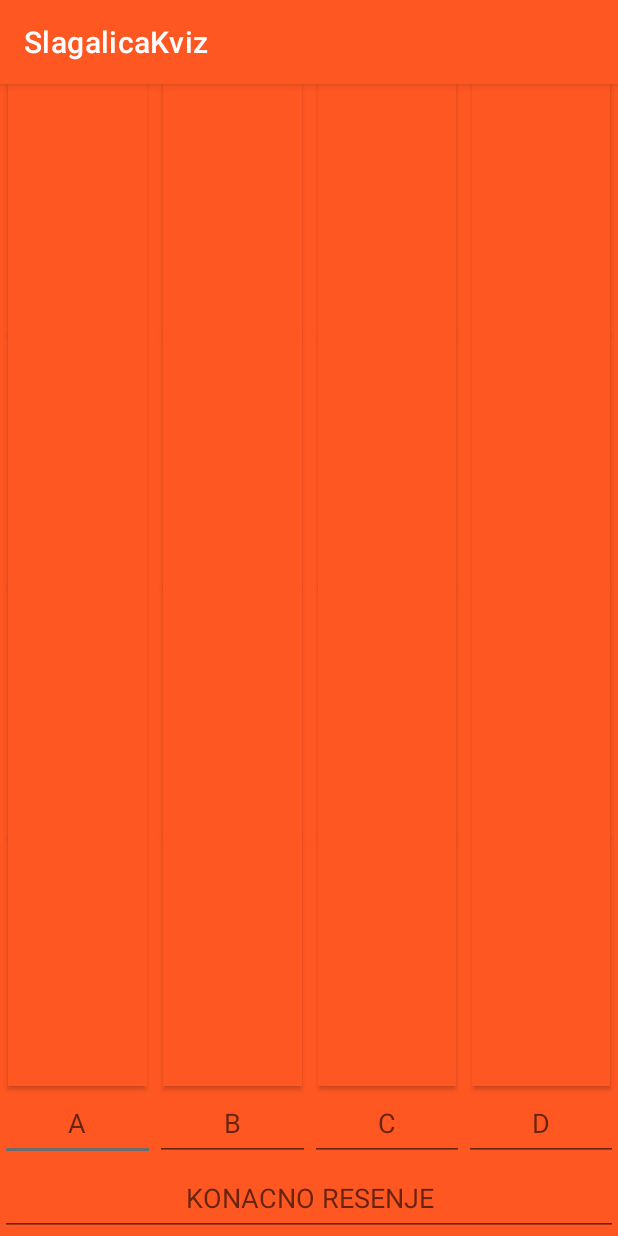
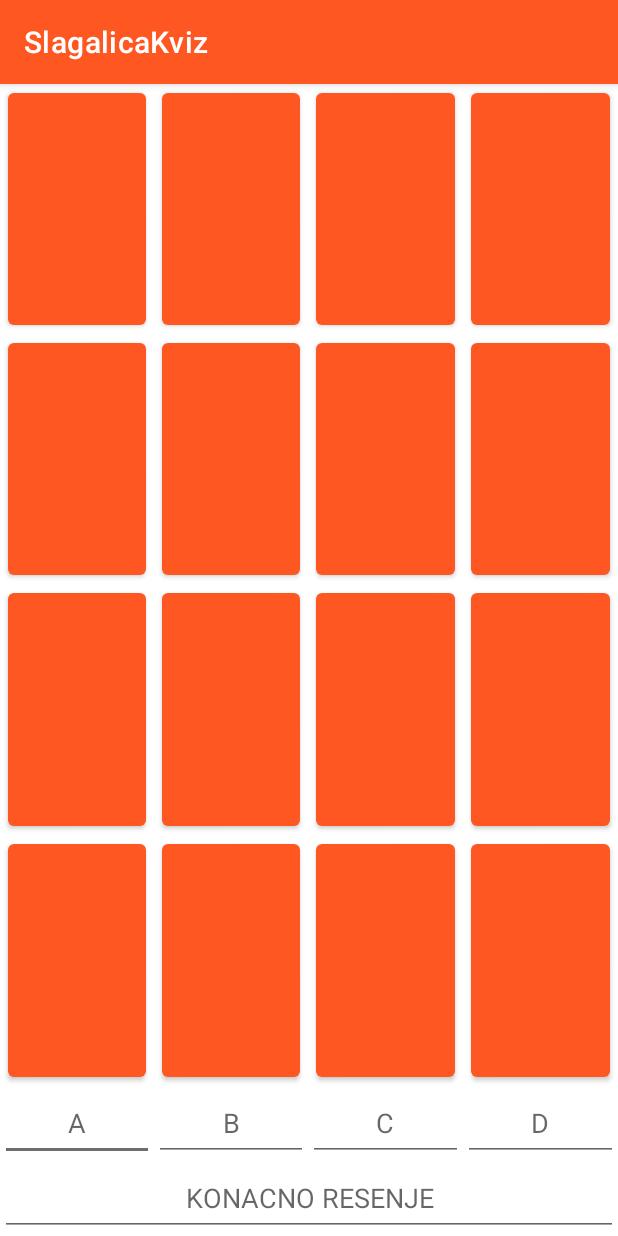
Before and after one commit to Nole35/SlagalicaKviz, an Android app: the Asocijacije screen opened directly, with no data from a screen before it, on a phone screen of 412 x 824 dp. Run offline under Robolectric (Android 15) with nearby library versions, the phone set to English and light mode, and no system bars.

Commit message:
prikaz igara popravljeno

```diff
--- a/app/src/main/res/layout/activity_asocijacije.xml
+++ b/app/src/main/res/layout/activity_asocijacije.xml
@@ -4,7 +4,6 @@
     xmlns:tools="http://schemas.android.com/tools"
     android:layout_width="match_parent"
     android:layout_height="match_parent"
-    android:background="@color/backgroundColor"
     tools:context=".Asocijacije">
 
     <LinearLayout
@@ -41,7 +40,6 @@
                     style="@style/ButtonStyleForGames"
                     android:layout_width="match_parent"
                     android:layout_height="wrap_content"
-                    android:background="@drawable/polje"
                     android:onClick="openField">
 
                 </Button>
@@ -51,7 +49,6 @@
                     style="@style/ButtonStyleForGames"
                     android:layout_width="match_parent"
                     android:layout_height="wrap_content"
-                    android:background="@drawable/polje"
                     android:onClick="openField">
 
                 </Button>
@@ -61,7 +58,6 @@
                     style="@style/ButtonStyleForGames"
                     android:layout_width="match_parent"
                     android:layout_height="wrap_content"
-                    android:background="@drawable/polje"
                     android:onClick="openField">
 
                 </Button>
@@ -71,7 +67,6 @@
                     style="@style/ButtonStyleForGames"
                     android:layout_width="match_parent"
                     android:layout_height="wrap_content"
-                    android:background="@drawable/polje"
                     android:onClick="openField" />
 
                 <EditText
@@ -97,7 +92,6 @@
                     style="@style/ButtonStyleForGames"
                     android:layout_width="match_parent"
                     android:layout_height="wrap_content"
-                    android:background="@drawable/polje"
                     android:onClick="openField" />
 
                 <Button
@@ -105,7 +99,6 @@
                     style="@style/ButtonStyleForGames"
                     android:layout_width="match_parent"
                     android:layout_height="wrap_content"
-                    android:background="@drawable/polje"
                     android:onClick="openField" />
 
                 <Button
@@ -113,7 +106,6 @@
                     style="@style/ButtonStyleForGames"
                     android:layout_width="match_parent"
                     android:layout_height="wrap_content"
-                    android:background="@drawable/polje"
                     android:onClick="openField" />
 
                 <Button
@@ -121,7 +113,6 @@
                     style="@style/ButtonStyleForGames"
                     android:layout_width="match_parent"
                     android:layout_height="wrap_content"
-                    android:background="@drawable/polje"
                     android:onClick="openField" />
 
                 <EditText
@@ -147,7 +138,6 @@
                     style="@style/ButtonStyleForGames"
                     android:layout_width="match_parent"
                     android:layout_height="wrap_content"
-                    android:background="@drawable/polje"
                     android:onClick="openField" />
 
                 <Button
@@ -155,7 +145,6 @@
                     style="@style/ButtonStyleForGames"
                     android:layout_width="match_parent"
                     android:layout_height="wrap_content"
-                    android:background="@drawable/polje"
                     android:onClick="openField" />
 
                 <Button
@@ -163,7 +152,6 @@
                     style="@style/ButtonStyleForGames"
                     android:layout_width="match_parent"
                     android:layout_height="wrap_content"
-                    android:background="@drawable/polje"
                     android:onClick="openField" />
 
                 <Button
@@ -171,7 +159,6 @@
                     style="@style/ButtonStyleForGames"
                     android:layout_width="match_parent"
                     android:layout_height="wrap_content"
-                    android:background="@drawable/polje"
                     android:onClick="openField" />
 
                 <EditText
@@ -197,7 +184,6 @@
                     style="@style/ButtonStyleForGames"
                     android:layout_width="match_parent"
                     android:layout_height="wrap_content"
-                    android:background="@drawable/polje"
                     android:onClick="openField" />
 
                 <Button
@@ -205,7 +191,6 @@
                     style="@style/ButtonStyleForGames"
                     android:layout_width="match_parent"
                     android:layout_height="wrap_content"
-                    android:background="@drawable/polje"
                     android:onClick="openField" />
 
                 <Button
@@ -213,7 +198,6 @@
                     style="@style/ButtonStyleForGames"
                     android:layout_width="match_parent"
                     android:layout_height="wrap_content"
-                    android:background="@drawable/polje"
                     android:onClick="openField" />
 
                 <Button
@@ -221,7 +205,6 @@
                     style="@style/ButtonStyleForGames"
                     android:layout_width="match_parent"
                     android:layout_height="wrap_content"
-                    android:background="@drawable/polje"
                     android:onClick="openField" />
 
                 <EditText
--- a/app/src/main/res/layout/activity_ko_zna_zna.xml
+++ b/app/src/main/res/layout/activity_ko_zna_zna.xml
@@ -4,7 +4,6 @@
     xmlns:tools="http://schemas.android.com/tools"
     android:layout_width="match_parent"
     android:layout_height="match_parent"
-    android:background="@color/backgroundColor"
     tools:context=".KoZnaZna">
 
     <LinearLayout
```
Also changed, not shown: app/src/main/res/layout/activity_spojnice.xml (+0 -17 lines).
